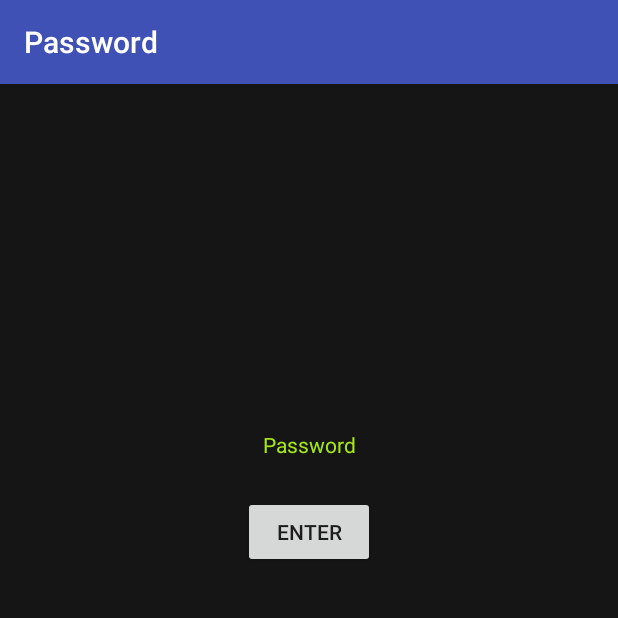
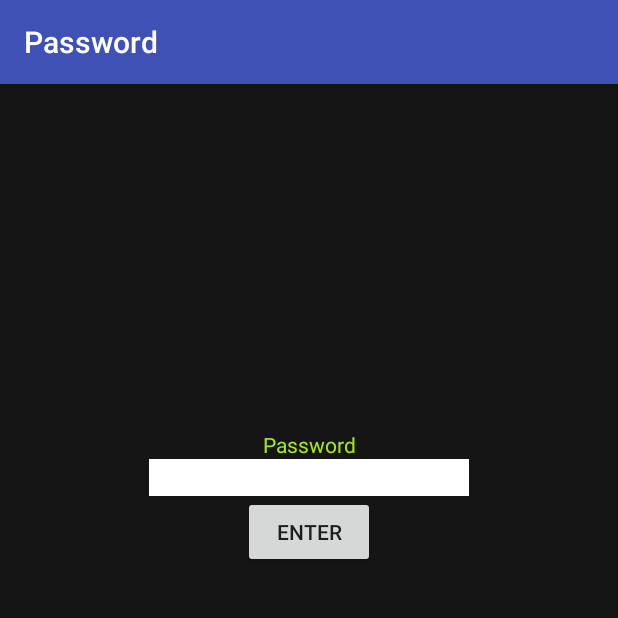
Before and after one commit to AngieGE/Arquitectura, an Android app: the screen it shows after launch (Password), on a phone screen of 412 x 824 dp, the top half of it. Run offline under Robolectric (Android 15) with nearby library versions, the phone set to English and light mode, and no system bars.

```diff
--- a/Proyecto_Arquitectura/app/src/main/res/layout/activity_selecion__torre.xml
+++ b/Proyecto_Arquitectura/app/src/main/res/layout/activity_selecion__torre.xml
@@ -1,5 +1,5 @@
 <?xml version="1.0" encoding="utf-8"?>
-<RelativeLayout xmlns:android="http://schemas.android.com/apk/res/android"
+<LinearLayout xmlns:android="http://schemas.android.com/apk/res/android"
     xmlns:tools="http://schemas.android.com/tools"
     android:id="@+id/activity_selecion__torre"
     android:layout_width="match_parent"
@@ -10,4 +10,4 @@
     android:paddingTop="@dimen/activity_vertical_margin"
     tools:context="mx.itesm.maldi.proyecto_arquitectura.Selecion_Torre">
 
-</RelativeLayout>
+</LinearLayout>
--- a/Proyecto_Arquitectura/app/src/main/res/layout/password.xml
+++ b/Proyecto_Arquitectura/app/src/main/res/layout/password.xml
@@ -37,8 +37,8 @@
                 android:ems="10"
                 android:layout_weight="1"
                 android:gravity="center_vertical|center_horizontal"
-                android:textColor="@color/green_letters"
-                android:background="@color/black"
+                android:textColor="@color/black"
+                android:background="@color/white_letters"
                 android:id="@+id/password"
                 android:layout_width="wrap_content" />
 
```
